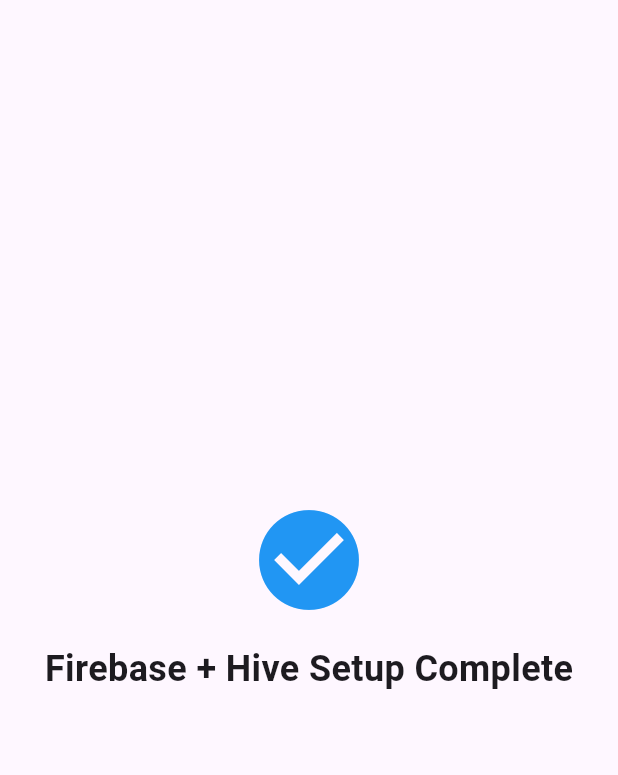
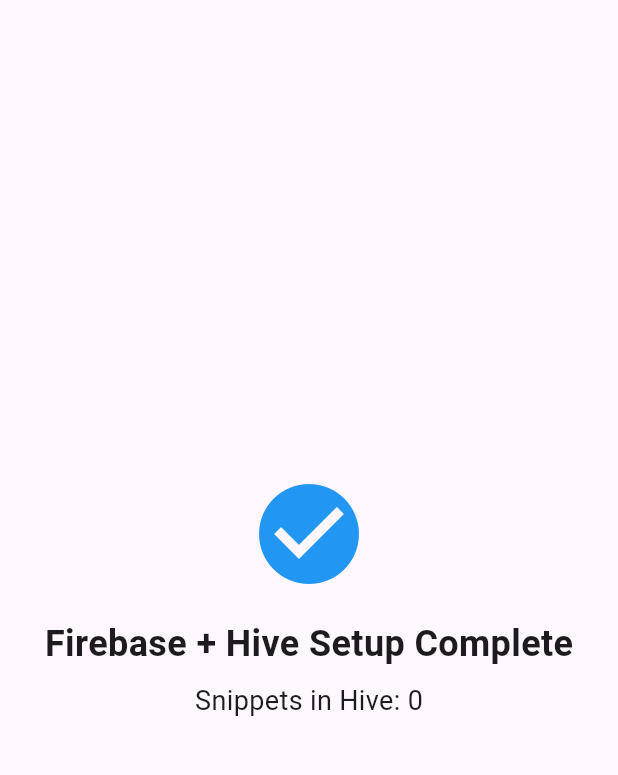
Before and after one commit to MalcolmOdu/gr11-codestaxh-fall-2025, a Flutter app: the screen it shows after launch, on a phone screen of 412 x 824 dp, the part 63-838 px from its top. Run offline on Flutter 3.47's test engine with Material 3 defaults, Android fonts, the phone set to English and light mode, and no system bars; our stand-ins replace firebase_core, hive_ce, hive_ce_flutter; accounts and stored records are empty.

Commit message:
test: Add Hive box verification and snippet count display

```diff
--- a/lib/main.dart
+++ b/lib/main.dart
@@ -33,8 +33,29 @@
   }
 }
 
-class TestScreen extends StatelessWidget {
+class TestScreen extends StatefulWidget {
   const TestScreen({super.key});
+
+  @override
+  State<TestScreen> createState() => _TestScreenState();
+}
+
+class _TestScreenState extends State<TestScreen> {
+
+  int snippetCount = 0;
+
+  @override
+  void initState() {
+    super.initState();
+    _checkHive();
+  }
+
+  void _checkHive() {
+    final box = Hive.box<Snippet>('snippets');
+    setState(() {
+      snippetCount = box.length;
+    });
+  }
 
   @override
   Widget build(BuildContext context) {
@@ -42,16 +63,21 @@
       appBar: AppBar(
         title: const Text('CodestaXh - Set up Complete'),
       ),
-      body: const Center(
+      body: Center(
         child: Column(
           mainAxisAlignment: MainAxisAlignment.center,
           children: [
-            Icon(Icons.check_circle, size: 80, color: Colors.blue),
-            SizedBox(height: 16),
-            Text(
+            const Icon(Icons.check_circle, size: 80, color: Colors.blue),
+            const SizedBox(height: 16),
+            const Text(
               'Firebase + Hive Setup Complete',
               style: TextStyle(fontSize: 24, fontWeight: FontWeight.bold),
             ),
+            const SizedBox(height: 8),
+            Text(
+              'Snippets in Hive: $snippetCount',
+              style: const TextStyle(fontSize: 18),
+            )
           ],
         ),
       ),
```
